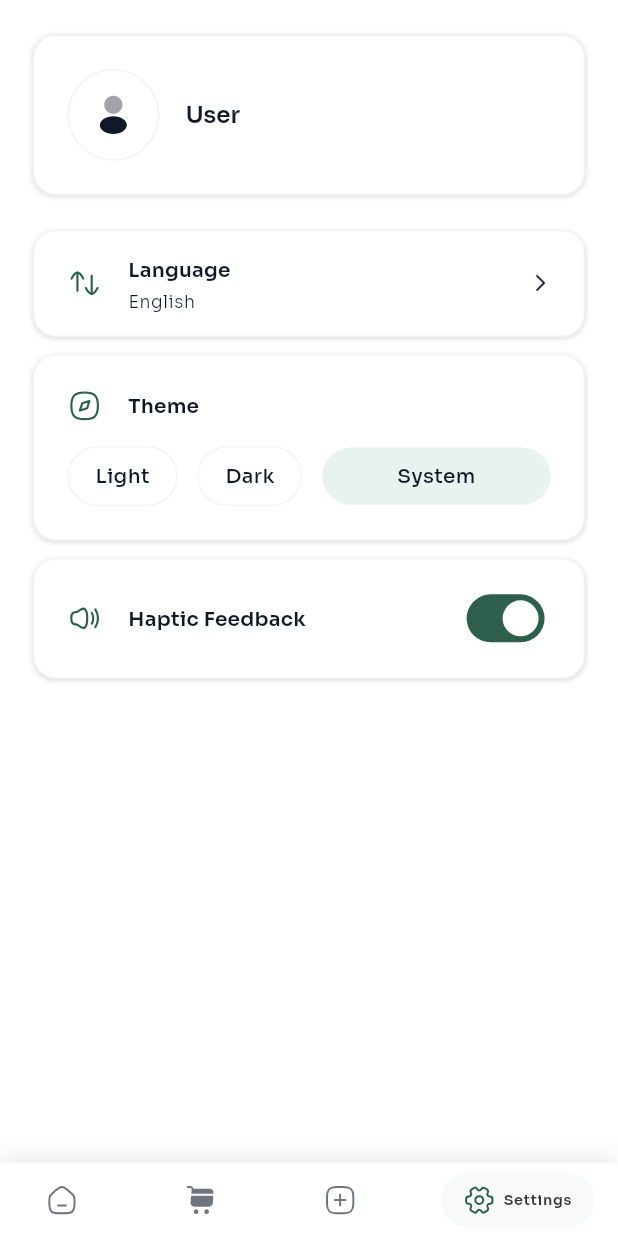
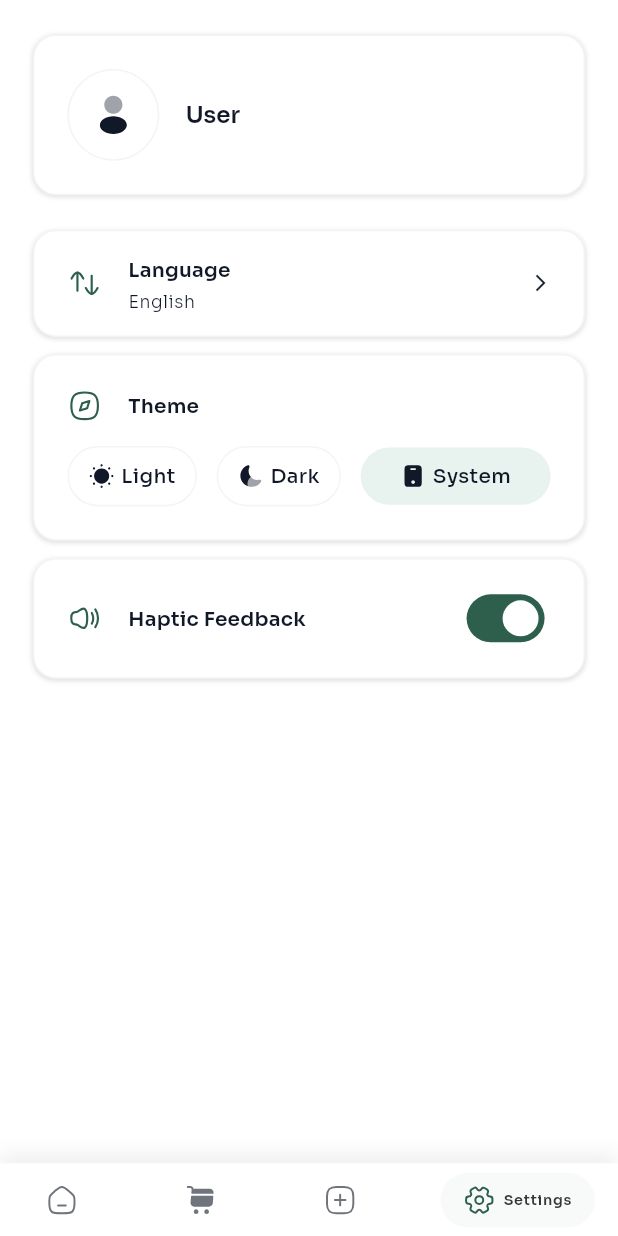
Before and after one commit to oiu85/fist_ecommerce_app_flutter, a Flutter app: the screen it shows after launch, swiped to page 4, on a phone screen of 412 x 824 dp. Run offline on Flutter 3.47's test engine with Material 3 defaults, Android fonts, the phone set to English and light mode, and no system bars; drawn by our look-alikes of auto_size_text, flutter_animate, google_nav_bar; our stand-ins replace cached_network_image, dartz, dio, easy_localization, equatable, flutter_bloc and 15 more; project files that could hold a hidden picture were left out.

Commit message:
*. add icon to the theme section on the settings page

```diff
--- a/lib/features/settings/presentation/widgets/settings_theme_tile.dart
+++ b/lib/features/settings/presentation/widgets/settings_theme_tile.dart
@@ -82,12 +82,14 @@ class SettingsThemeTile extends StatelessWidget {
               children: [
                 _ThemeChip(
                   label: LocaleKeys.settings_light.tr(),
+                  icon: Assets.images.icons.sun,
                   selected: currentTheme == ThemeMode.light,
                   onTap: () => _selectTheme(context, ThemeMode.light),
                 ),
                 SizedBox(width: 12.w),
                 _ThemeChip(
                   label: LocaleKeys.settings_dark.tr(),
+                  icon: Assets.images.icons.moonIcon,
                   selected: currentTheme == ThemeMode.dark,
                   onTap: () => _selectTheme(context, ThemeMode.dark),
                 ),
@@ -95,6 +97,7 @@ class SettingsThemeTile extends StatelessWidget {
                 Expanded(
                   child: _ThemeChip(
                     label: LocaleKeys.settings_system.tr(),
+                    icon: Assets.images.icons.mobile,
                     selected: currentTheme == ThemeMode.system,
                     onTap: () => _selectTheme(context, ThemeMode.system),
                   ),
@@ -116,11 +119,13 @@ class SettingsThemeTile extends StatelessWidget {
 class _ThemeChip extends StatelessWidget {
   const _ThemeChip({
     required this.label,
+    required this.icon,
     required this.selected,
     required this.onTap,
   });
 
   final String label;
+  final SvgGenImage icon;
   final bool selected;
   final VoidCallback onTap;
 
@@ -129,12 +134,15 @@ class _ThemeChip extends StatelessWidget {
     final theme = Theme.of(context);
     final colorScheme = theme.colorScheme;
     final appColors = theme.extension<AppColorExtension>();
+    final iconColor = selected
+        ? (appColors?.primaryNavy ?? colorScheme.onPrimaryContainer)
+        : colorScheme.onSurface;
 
     return GestureDetector(
       onTap: onTap,
       behavior: HitTestBehavior.opaque,
       child: Container(
-        padding: EdgeInsets.symmetric(horizontal: 16.w, vertical: 10.h),
+        padding: EdgeInsets.symmetric(horizontal: 12.w, vertical: 10.h),
         decoration: ShapeDecoration(
           color: selected
               ? colorScheme.primaryContainer
@@ -148,19 +156,29 @@ class _ThemeChip extends StatelessWidget {
             borderRadius: BorderRadius.circular(9999.r),
           ),
         ),
-        child: Center(
+        child: Row(
+          mainAxisSize: MainAxisSize.min,
+          mainAxisAlignment: MainAxisAlignment.center,
+          children: [
+            icon.svg(
+              width: 18.r,
+              height: 18.r,
+              colorFilter: ColorFilter.mode(iconColor, BlendMode.srcIn),
+            ),
+            SizedBox(width: 4.w),
+            Flexible(
               child: AppText(
                 label,
                 translation: false,
                 style: theme.textTheme.bodyMedium?.copyWith(
                   fontWeight: FontWeight.w500,
-              color: selected
-                  ? (appColors?.primaryNavy ?? colorScheme.onPrimaryContainer)
-                  : colorScheme.onSurface,
+                  color: iconColor,
                 ),
                 maxLines: 1,
-            overflow: TextOverflow.ellipsis,
+                isAutoScale: true,
               ),
+            ),
+          ],
         ),
       ),
     );
--- a/lib/gen/assets.gen.dart
+++ b/lib/gen/assets.gen.dart
@@ -410,6 +410,12 @@ class $AssetsImagesIconsGen {
   /// File path: assets/images/icons/lsit.svg
   SvgGenImage get lsit => const SvgGenImage('assets/images/icons/lsit.svg');
 
+  /// File path: assets/images/icons/mobile.svg
+  SvgGenImage get mobile => const SvgGenImage('assets/images/icons/mobile.svg');
+
+  /// File path: assets/images/icons/moon_icon.svg
+  SvgGenImage get moonIcon => const SvgGenImage('assets/images/icons/moon_icon.svg');
+
   /// File path: assets/images/icons/profile.svg
   SvgGenImage get profile => const SvgGenImage('assets/images/icons/profile.svg');
 
@@ -424,6 +430,9 @@ class $AssetsImagesIconsGen {
 
   /// File path: assets/images/icons/shop.svg
   SvgGenImage get shop => const SvgGenImage('assets/images/icons/shop.svg');
+
+  /// File path: assets/images/icons/sun.svg
+  SvgGenImage get sun => const SvgGenImage('assets/images/icons/sun.svg');
 
   /// File path: assets/images/icons/syrian_flag.svg
   SvgGenImage get syrianFlag => const SvgGenImage('assets/images/icons/syrian_flag.svg');
@@ -551,11 +560,14 @@ class $AssetsImagesIconsGen {
     incresePlus,
     listRow,
     lsit,
+    mobile,
+    moonIcon,
     profile,
     rooms,
     sdollar,
     setting2,
     shop,
+    sun,
     syrianFlag,
     ukFlag,
     users,
```
Also changed, not shown: assets/images/icons/mobile.svg (added), assets/images/icons/moon_icon.svg (added), assets/images/icons/sun.svg (added). Lines whose indentation alone changed are shown as unchanged.
